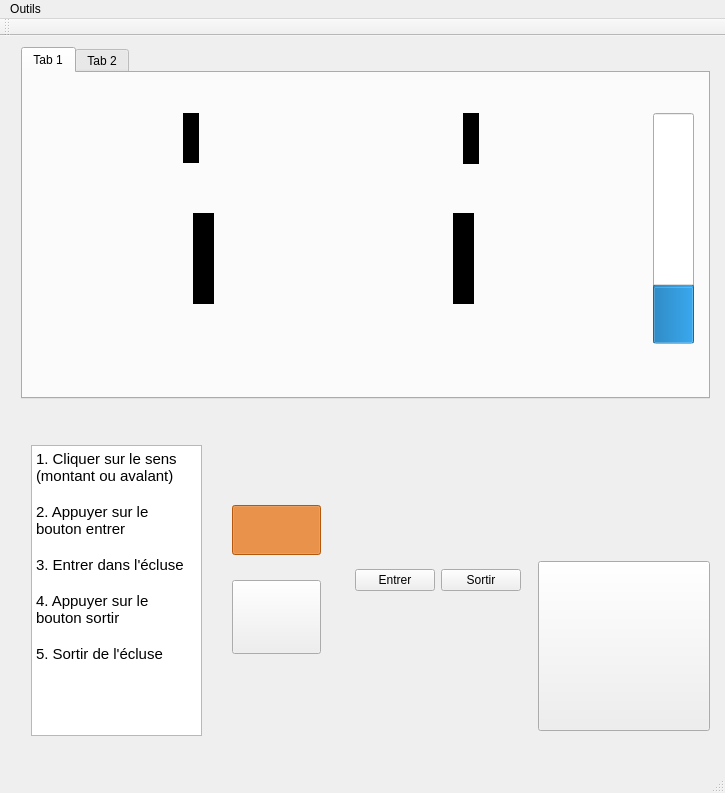
VConstans/IHMEcluse, file mainwindow.ui: the form before one commit.
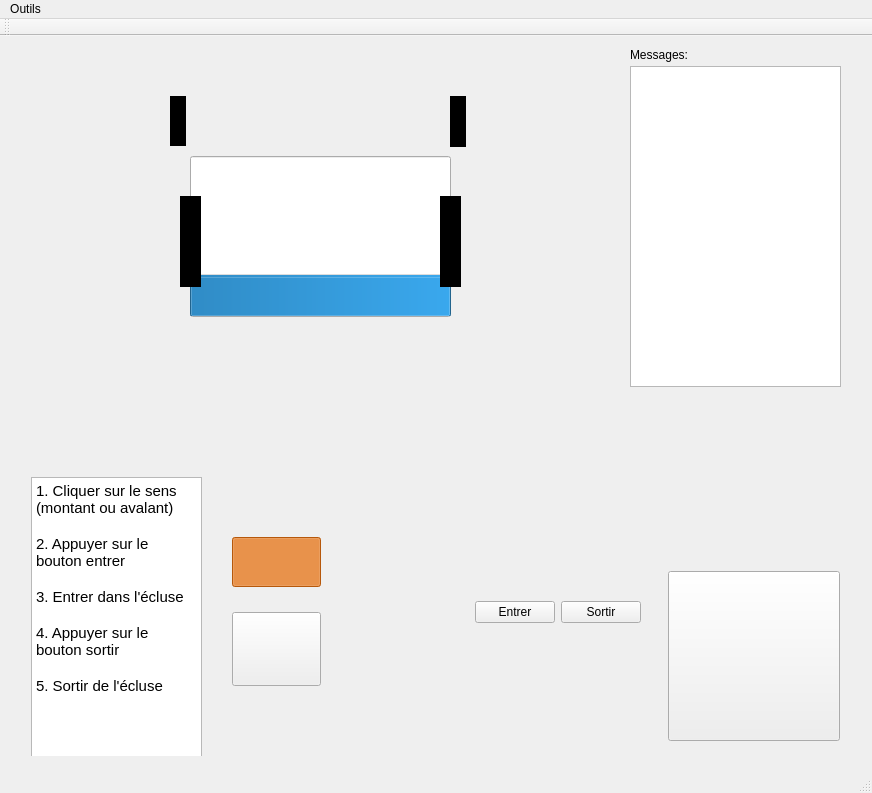
The form after the commit. Icons and pictures are not drawn.

The edit to the form file:
```diff
--- a/mainwindow.ui
+++ b/mainwindow.ui
@@ -6,7 +6,7 @@
    <rect>
     <x>0</x>
     <y>0</y>
-    <width>725</width>
+    <width>872</width>
     <height>793</height>
    </rect>
   </property>
@@ -18,235 +18,12 @@
     <property name="geometry">
      <rect>
       <x>10</x>
-      <y>0</y>
-      <width>711</width>
-      <height>731</height>
+      <y>390</y>
+      <width>841</width>
+      <height>341</height>
      </rect>
     </property>
     <layout class="QVBoxLayout" name="verticalLayout">
-     <item>
-      <widget class="QTabWidget" name="tabWidget_2">
-       <property name="currentIndex">
-        <number>0</number>
-       </property>
-       <widget class="QWidget" name="tab">
-        <attribute name="title">
-         <string>Tab 1</string>
-        </attribute>
-        <widget class="QLabel" name="ecluse">
-         <property name="geometry">
-          <rect>
-           <x>50</x>
-           <y>40</y>
-           <width>521</width>
-           <height>231</height>
-          </rect>
-         </property>
-         <property name="minimumSize">
-          <size>
-           <width>500</width>
-           <height>200</height>
-          </size>
-         </property>
-         <property name="styleSheet">
-          <string notr="true"/>
-         </property>
-         <property name="text">
-          <string/>
-         </property>
-         <property name="pixmap">
-          <pixmap resource="images.qrc">:/images/ecluse.png</pixmap>
-         </property>
-         <property name="scaledContents">
-          <bool>true</bool>
-         </property>
-        </widget>
-        <widget class="QLabel" name="vanneMontant">
-         <property name="geometry">
-          <rect>
-           <x>160</x>
-           <y>40</y>
-           <width>16</width>
-           <height>50</height>
-          </rect>
-         </property>
-         <property name="minimumSize">
-          <size>
-           <width>0</width>
-           <height>0</height>
-          </size>
-         </property>
-         <property name="maximumSize">
-          <size>
-           <width>30</width>
-           <height>50</height>
-          </size>
-         </property>
-         <property name="styleSheet">
-          <string notr="true">#vanneMontant{
-background-color: black;
-}</string>
-         </property>
-         <property name="text">
-          <string/>
-         </property>
-         <property name="scaledContents">
-          <bool>true</bool>
-         </property>
-        </widget>
-        <widget class="QLabel" name="vanneAvalant">
-         <property name="geometry">
-          <rect>
-           <x>440</x>
-           <y>40</y>
-           <width>16</width>
-           <height>51</height>
-          </rect>
-         </property>
-         <property name="styleSheet">
-          <string notr="true">#vanneAvalant{
-background-color: black;
-}</string>
-         </property>
-         <property name="text">
-          <string/>
-         </property>
-         <property name="scaledContents">
-          <bool>false</bool>
-         </property>
-        </widget>
-        <widget class="QProgressBar" name="waterLevel">
-         <property name="geometry">
-          <rect>
-           <x>630</x>
-           <y>40</y>
-           <width>41</width>
-           <height>231</height>
-          </rect>
-         </property>
-         <property name="layoutDirection">
-          <enum>Qt::LeftToRight</enum>
-         </property>
-         <property name="value">
-          <number>24</number>
-         </property>
-         <property name="textVisible">
-          <bool>false</bool>
-         </property>
-         <property name="orientation">
-          <enum>Qt::Vertical</enum>
-         </property>
-         <property name="textDirection">
-          <enum>QProgressBar::TopToBottom</enum>
-         </property>
-        </widget>
-        <widget class="QLabel" name="porteAvalant">
-         <property name="geometry">
-          <rect>
-           <x>430</x>
-           <y>140</y>
-           <width>21</width>
-           <height>91</height>
-          </rect>
-         </property>
-         <property name="styleSheet">
-          <string notr="true">#porteAvalant{
-background-color: black
-}</string>
-         </property>
-         <property name="text">
-          <string/>
-         </property>
-        </widget>
-        <widget class="QLabel" name="porteMontant">
-         <property name="geometry">
-          <rect>
-           <x>170</x>
-           <y>140</y>
-           <width>21</width>
-           <height>91</height>
-          </rect>
-         </property>
-         <property name="styleSheet">
-          <string notr="true">#porteMontant{
-background-color: black
-}</string>
-         </property>
-         <property name="text">
-          <string/>
-         </property>
-        </widget>
-        <widget class="QLabel" name="feuMontant">
-         <property name="geometry">
-          <rect>
-           <x>50</x>
-           <y>240</y>
-           <width>91</width>
-           <height>31</height>
-          </rect>
-         </property>
-         <property name="text">
-          <string/>
-         </property>
-         <property name="pixmap">
-          <pixmap resource="images.qrc">:/images/feu_rouge_montant.png</pixmap>
-         </property>
-         <property name="scaledContents">
-          <bool>true</bool>
-         </property>
-        </widget>
-        <widget class="QLabel" name="feuAvalant">
-         <property name="geometry">
-          <rect>
-           <x>470</x>
-           <y>240</y>
-           <width>91</width>
-           <height>31</height>
-          </rect>
-         </property>
-         <property name="text">
-          <string/>
-         </property>
-         <property name="pixmap">
-          <pixmap resource="images.qrc">:/images/feu_rouge_avalant.png</pixmap>
-         </property>
-         <property name="scaledContents">
-          <bool>true</bool>
-         </property>
-        </widget>
-       </widget>
-       <widget class="QWidget" name="tab_4">
-        <attribute name="title">
-         <string>Tab 2</string>
-        </attribute>
-        <widget class="QTextBrowser" name="messageDisplay">
-         <property name="geometry">
-          <rect>
-           <x>10</x>
-           <y>40</y>
-           <width>681</width>
-           <height>241</height>
-          </rect>
-         </property>
-        </widget>
-        <widget class="QLabel" name="label_7">
-         <property name="geometry">
-          <rect>
-           <x>20</x>
-           <y>10</y>
-           <width>81</width>
-           <height>17</height>
-          </rect>
-         </property>
-         <property name="text">
-          <string>Messages:</string>
-         </property>
-        </widget>
-        <zorder>label_7</zorder>
-        <zorder>messageDisplay</zorder>
-       </widget>
-      </widget>
-     </item>
      <item>
       <layout class="QHBoxLayout" name="horizontalLayout_15">
        <item>
@@ -263,7 +40,7 @@
             <rect>
              <x>200</x>
              <y>70</y>
-             <width>311</width>
+             <width>431</width>
              <height>211</height>
             </rect>
            </property>
@@ -779,13 +556,255 @@
      </item>
     </layout>
    </widget>
+   <widget class="QLabel" name="vanneAvalant">
+    <property name="geometry">
+     <rect>
+      <x>450</x>
+      <y>60</y>
+      <width>16</width>
+      <height>51</height>
+     </rect>
+    </property>
+    <property name="styleSheet">
+     <string notr="true">#vanneAvalant{
+background-color: black;
+}</string>
+    </property>
+    <property name="text">
+     <string/>
+    </property>
+    <property name="scaledContents">
+     <bool>false</bool>
+    </property>
+   </widget>
+   <widget class="QLabel" name="porteAvalant">
+    <property name="geometry">
+     <rect>
+      <x>440</x>
+      <y>160</y>
+      <width>21</width>
+      <height>91</height>
+     </rect>
+    </property>
+    <property name="styleSheet">
+     <string notr="true">#porteAvalant{
+background-color: black
+}</string>
+    </property>
+    <property name="text">
+     <string/>
+    </property>
+   </widget>
+   <widget class="QLabel" name="porteMontant">
+    <property name="geometry">
+     <rect>
+      <x>180</x>
+      <y>160</y>
+      <width>21</width>
+      <height>91</height>
+     </rect>
+    </property>
+    <property name="styleSheet">
+     <string notr="true">#porteMontant{
+background-color: black
+}</string>
+    </property>
+    <property name="text">
+     <string/>
+    </property>
+   </widget>
+   <widget class="QProgressBar" name="waterLevel">
+    <property name="geometry">
+     <rect>
+      <x>190</x>
+      <y>120</y>
+      <width>261</width>
+      <height>161</height>
+     </rect>
+    </property>
+    <property name="layoutDirection">
+     <enum>Qt::LeftToRight</enum>
+    </property>
+    <property name="value">
+     <number>24</number>
+    </property>
+    <property name="textVisible">
+     <bool>false</bool>
+    </property>
+    <property name="orientation">
+     <enum>Qt::Vertical</enum>
+    </property>
+    <property name="textDirection">
+     <enum>QProgressBar::TopToBottom</enum>
+    </property>
+   </widget>
+   <widget class="QLabel" name="vanneMontant">
+    <property name="geometry">
+     <rect>
+      <x>170</x>
+      <y>60</y>
+      <width>16</width>
+      <height>50</height>
+     </rect>
+    </property>
+    <property name="minimumSize">
+     <size>
+      <width>0</width>
+      <height>0</height>
+     </size>
+    </property>
+    <property name="maximumSize">
+     <size>
+      <width>30</width>
+      <height>50</height>
+     </size>
+    </property>
+    <property name="styleSheet">
+     <string notr="true">#vanneMontant{
+background-color: black;
+}</string>
+    </property>
+    <property name="text">
+     <string/>
+    </property>
+    <property name="scaledContents">
+     <bool>true</bool>
+    </property>
+   </widget>
+   <widget class="QLabel" name="feuMontant">
+    <property name="geometry">
+     <rect>
+      <x>60</x>
+      <y>260</y>
+      <width>91</width>
+      <height>31</height>
+     </rect>
+    </property>
+    <property name="text">
+     <string/>
+    </property>
+    <property name="pixmap">
+     <pixmap resource="images.qrc">:/images/feu_rouge_montant.png</pixmap>
+    </property>
+    <property name="scaledContents">
+     <bool>true</bool>
+    </property>
+   </widget>
+   <widget class="QLabel" name="ecluse">
+    <property name="geometry">
+     <rect>
+      <x>60</x>
+      <y>60</y>
+      <width>521</width>
+      <height>231</height>
+     </rect>
+    </property>
+    <property name="minimumSize">
+     <size>
+      <width>500</width>
+      <height>200</height>
+     </size>
+    </property>
+    <property name="styleSheet">
+     <string notr="true"/>
+    </property>
+    <property name="text">
+     <string/>
+    </property>
+    <property name="pixmap">
+     <pixmap resource="images.qrc">:/images/ecluse.png</pixmap>
+    </property>
+    <property name="scaledContents">
+     <bool>true</bool>
+    </property>
+   </widget>
+   <widget class="QLabel" name="feuAvalant">
+    <property name="geometry">
+     <rect>
+      <x>480</x>
+      <y>260</y>
+      <width>91</width>
+      <height>31</height>
+     </rect>
+    </property>
+    <property name="text">
+     <string/>
+    </property>
+    <property name="pixmap">
+     <pixmap resource="images.qrc">:/images/feu_rouge_avalant.png</pixmap>
+    </property>
+    <property name="scaledContents">
+     <bool>true</bool>
+    </property>
+   </widget>
+   <widget class="QStackedWidget" name="stackedWidget_2">
+    <property name="geometry">
+     <rect>
+      <x>610</x>
+      <y>20</y>
+      <width>251</width>
+      <height>341</height>
+     </rect>
+    </property>
+    <property name="currentIndex">
+     <number>1</number>
+    </property>
+    <widget class="QWidget" name="page">
+     <widget class="QTextBrowser" name="messageAuto">
+      <property name="geometry">
+       <rect>
+        <x>20</x>
+        <y>10</y>
+        <width>211</width>
+        <height>321</height>
+       </rect>
+      </property>
+     </widget>
+    </widget>
+    <widget class="QWidget" name="page_2">
+     <widget class="QTextBrowser" name="messageMan">
+      <property name="geometry">
+       <rect>
+        <x>20</x>
+        <y>10</y>
+        <width>211</width>
+        <height>321</height>
+       </rect>
+      </property>
+     </widget>
+    </widget>
+   </widget>
+   <widget class="QLabel" name="label_7">
+    <property name="geometry">
+     <rect>
+      <x>630</x>
+      <y>10</y>
+      <width>71</width>
+      <height>17</height>
+     </rect>
+    </property>
+    <property name="text">
+     <string>Messages:</string>
+    </property>
+   </widget>
+   <zorder>ecluse</zorder>
+   <zorder>feuMontant</zorder>
+   <zorder>feuAvalant</zorder>
+   <zorder>waterLevel</zorder>
+   <zorder>vanneMontant</zorder>
+   <zorder>vanneAvalant</zorder>
+   <zorder>layoutWidget</zorder>
+   <zorder>porteAvalant</zorder>
+   <zorder>porteMontant</zorder>
+   <zorder>stackedWidget_2</zorder>
+   <zorder>label_7</zorder>
   </widget>
   <widget class="QMenuBar" name="menuBar">
    <property name="geometry">
     <rect>
      <x>0</x>
      <y>0</y>
-     <width>725</width>
+     <width>872</width>
      <height>25</height>
     </rect>
    </property>
```
Left out of the diff: 12 changed lines with no effect on the pictures.
